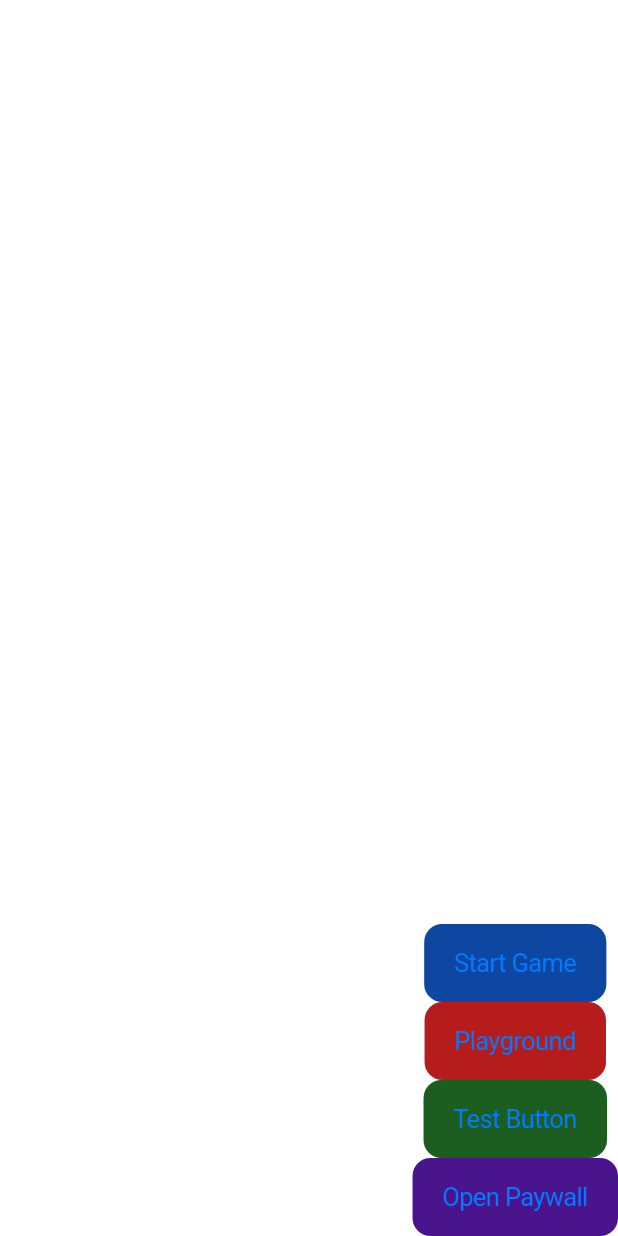
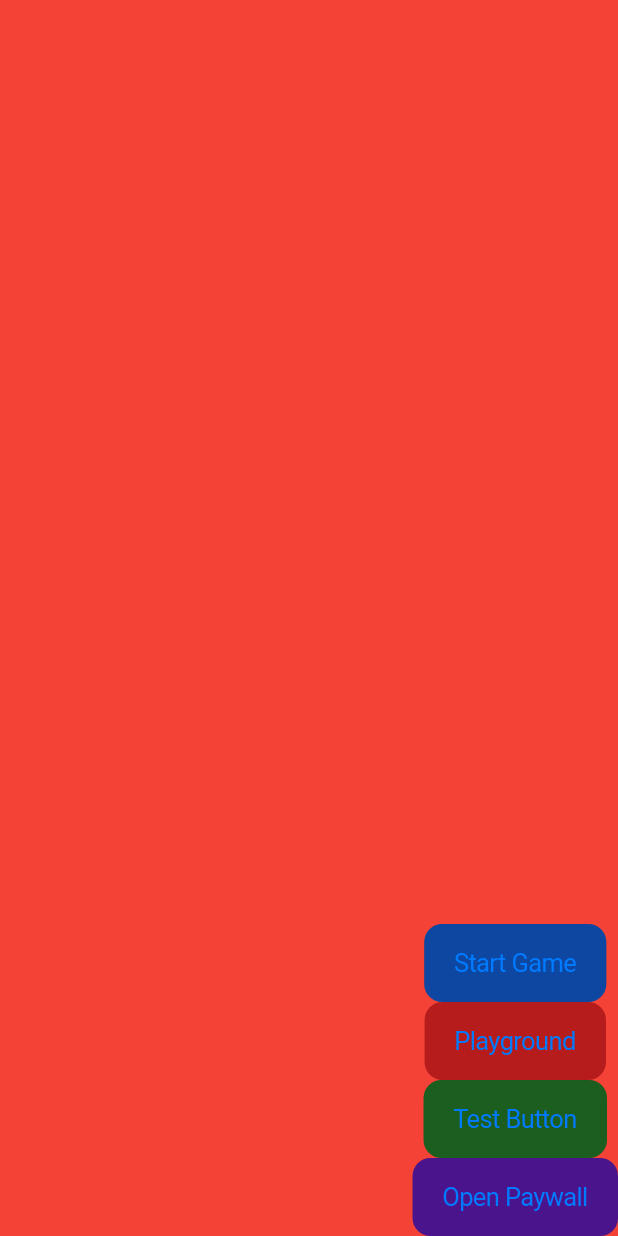
Before and after one commit to Nikita0x/geography, a Flutter app: the screen it shows after launch, on a phone screen of 412 x 824 dp. Run offline on Flutter 3.47's test engine with Material 3 defaults, Android fonts, the phone set to English and light mode, and no system bars; our stand-ins replace device_preview, flutter_svg, signals; project files that could hold a hidden picture were left out.

```diff
--- a/lib/screens/home_screen.dart
+++ b/lib/screens/home_screen.dart
@@ -18,6 +18,11 @@ class _HomeScreenState extends State<HomeScreen> {
       child: SafeArea(
         child: Stack(
           children: [
+            Container(
+              color: Colors.red,
+              height: double.infinity,
+              width: double.infinity,
+            ),
             Positioned(
               bottom: 0,
               right: 0,
```
Also changed, not shown: lib/main.dart (+5 -2 lines).
